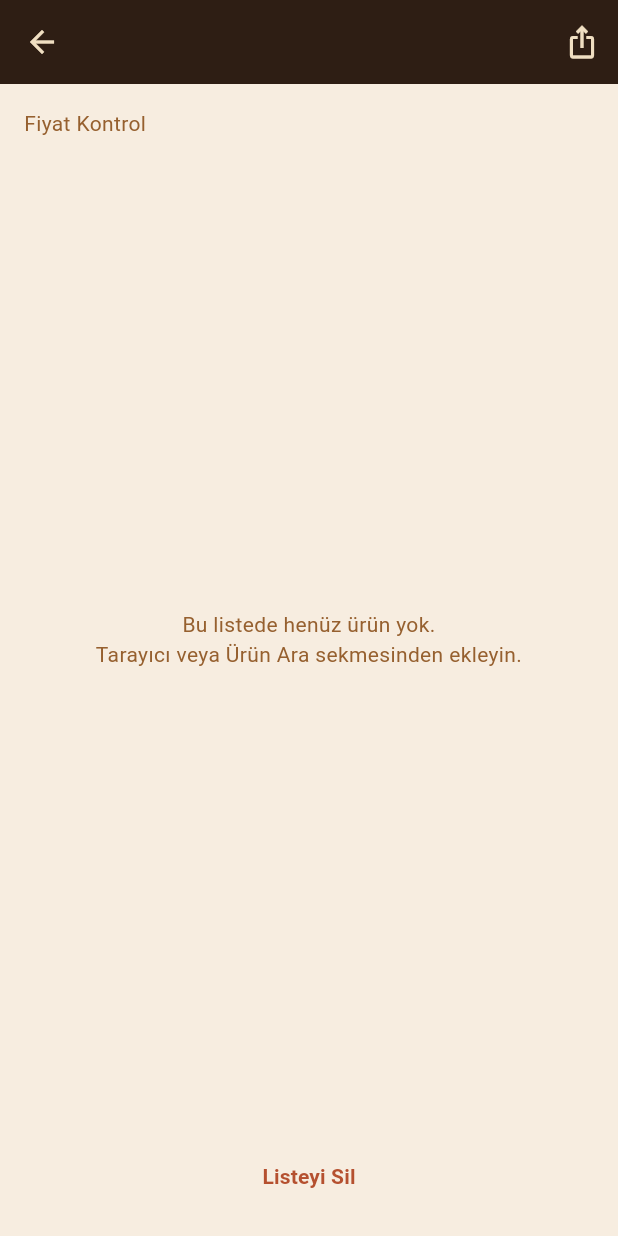
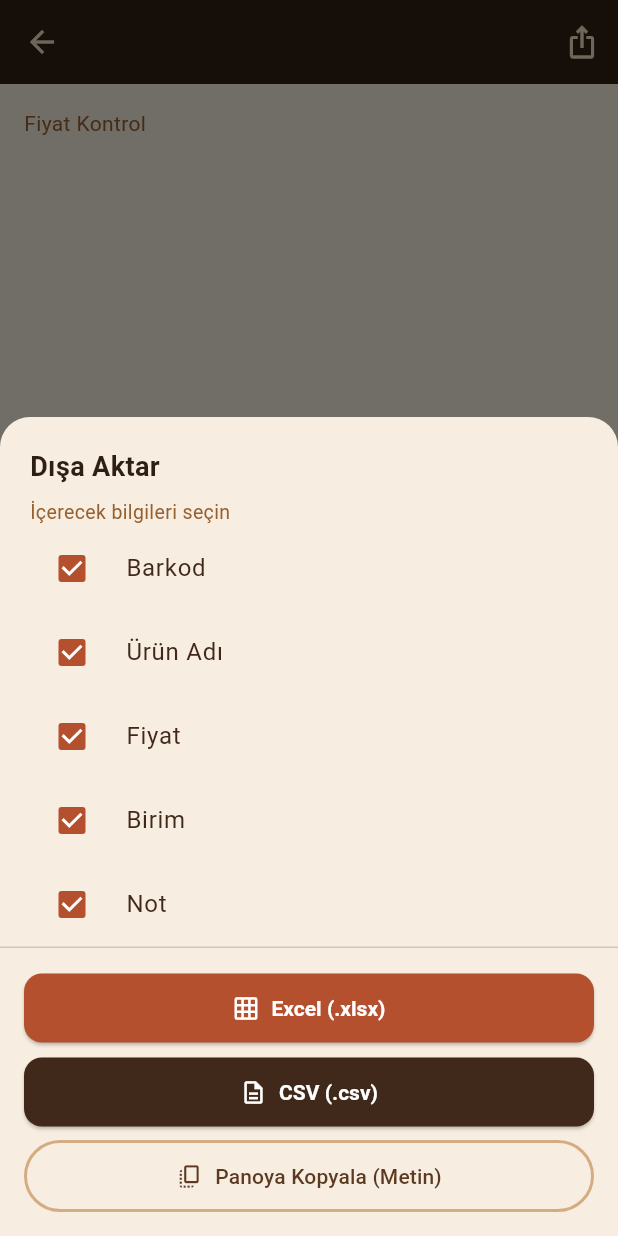
Before and after one commit to FrkanOzsoy/html-portfolio, a Flutter app: the ListDetailScreen screen opened directly with empty values, after a tap on the "ios share" icon, on a phone screen of 412 x 824 dp. Run offline on Flutter 3.47's test engine with Material 3 defaults, Android fonts, the phone set to English and light mode, and no system bars; our stand-ins replace share_plus, supabase_flutter; missing offline and left inert: excel, mobile_scanner; accounts and stored records are empty.

Commit message:
Configurable Excel/CSV/clipboard export, replacing CSV-only
Export now opens a sheet where you pick which columns to include
(base product fields + whatever fields the list type uses), then
choose Excel (.xlsx), CSV, or copy as tab-separated plain text to the
clipboard (pastes cleanly into a spreadsheet or a chat/notes app).

```diff
--- a/lib/data_repo.dart
+++ b/lib/data_repo.dart
@@ -137,44 +137,4 @@ class DataRepo {
 
   Future<void> deleteListItem(String itemId) =>
       _client.from('list_items').delete().eq('id', itemId);
-
-  /// Same shape as the old backend's /api/listelerim/[id]/csv route, built
-  /// client-side now that there's no server.
-  String buildCsv(ProductList list, List<ListItem> items) {
-    String esc(Object? v) {
-      final s = v?.toString() ?? '';
-      if (s.contains(RegExp(r'[",\n]'))) return '"${s.replaceAll('"', '""')}"';
-      return s;
-    }
-
-    final baseHeaders = ['Barkod', 'Ürün Adı', 'Fiyat', 'Birim'];
-    final List<String> extraHeaders = switch (list.type) {
-      ListKind.restock => ['Miktar'],
-      ListKind.priceChange => ['Yeni Fiyat'],
-      ListKind.priceCheck => ['Not'],
-      ListKind.custom => list.fields.map((f) => f.label).toList(),
-    };
-
-    final rows = items.map((item) {
-      final base = [
-        item.barcode,
-        item.product?.stockname ?? '',
-        item.product?.price ?? '',
-        item.product?.stockunit ?? '',
-      ];
-      final List<Object?> extra = switch (list.type) {
-        ListKind.restock => [item.quantity ?? ''],
-        ListKind.priceChange => [item.newPrice ?? ''],
-        ListKind.priceCheck => [item.note ?? ''],
-        ListKind.custom => list.fields.map((f) => item.customData[f.key] ?? '').toList(),
-      };
-      return [...base, ...extra];
-    });
-
-    final lines = [
-      [...baseHeaders, ...extraHeaders].map(esc).join(','),
-      ...rows.map((r) => r.map(esc).join(',')),
-    ];
-    return '﻿${lines.join('\r\n')}';
-  }
 }
--- /dev/null
+++ b/lib/export.dart
@@ -0,0 +1,82 @@
+import 'package:excel/excel.dart';
+import 'models.dart';
+
+/// One exportable column: a stable [key] (used to remember which columns the
+/// user picked), a Turkish [label] for the header/checkbox, and how to pull
+/// the value out of a [ListItem].
+class ExportColumn {
+  final String key;
+  final String label;
+  final String Function(ListItem item) getValue;
+
+  const ExportColumn({required this.key, required this.label, required this.getValue});
+}
+
+/// Which columns are available depends on the list type -- the same set the
+/// UI already edits per type, plus the base product columns every list has.
+List<ExportColumn> exportColumnsFor(ProductList list) {
+  final columns = <ExportColumn>[
+    ExportColumn(key: 'barcode', label: 'Barkod', getValue: (i) => i.barcode),
+    ExportColumn(key: 'name', label: 'Ürün Adı', getValue: (i) => i.product?.stockname ?? ''),
+    ExportColumn(key: 'price', label: 'Fiyat', getValue: (i) => i.product?.price?.toString() ?? ''),
+    ExportColumn(key: 'unit', label: 'Birim', getValue: (i) => i.product?.stockunit ?? ''),
+  ];
+
+  switch (list.type) {
+    case ListKind.restock:
+      columns.add(ExportColumn(key: 'quantity', label: 'Miktar', getValue: (i) => i.quantity?.toString() ?? ''));
+    case ListKind.priceChange:
+      columns.add(ExportColumn(key: 'new_price', label: 'Yeni Fiyat', getValue: (i) => i.newPrice?.toString() ?? ''));
+    case ListKind.priceCheck:
+      columns.add(ExportColumn(key: 'note', label: 'Not', getValue: (i) => i.note ?? ''));
+    case ListKind.custom:
+      for (final f in list.fields) {
+        columns.add(
+          ExportColumn(key: 'custom_${f.key}', label: f.label, getValue: (i) => i.customData[f.key]?.toString() ?? ''),
+        );
+      }
+  }
+  return columns;
+}
+
+String _csvEscape(String s) {
+  if (s.contains(RegExp(r'[",\n]'))) return '"${s.replaceAll('"', '""')}"';
+  return s;
+}
+
+String buildCsv(List<ExportColumn> columns, List<ListItem> items) {
+  final lines = [
+    columns.map((c) => _csvEscape(c.label)).join(','),
+    for (final item in items) columns.map((c) => _csvEscape(c.getValue(item))).join(','),
+  ];
+  // UTF-8 BOM so Excel opens Turkish characters correctly.
+  return '﻿${lines.join('\r\n')}';
+}
+
+/// Tab-separated -- pastes straight into a spreadsheet (Excel/Sheets split
+/// columns on tabs automatically) while still being plain, readable text
+/// when pasted into a chat app or notes.
+String buildPlainText(List<ExportColumn> columns, List<ListItem> items) {
+  final lines = [
+    columns.map((c) => c.label).join('\t'),
+    for (final item in items) columns.map((c) => c.getValue(item)).join('\t'),
+  ];
+  return lines.join('\n');
+}
+
+List<int> buildXlsxBytes(String sheetName, List<ExportColumn> columns, List<ListItem> items) {
+  final excel = Excel.createExcel();
+  final defaultSheetName = excel.getDefaultSheet();
+  final safeSheetName = sheetName.isEmpty ? 'Liste' : sheetName;
+  excel[safeSheetName];
+  if (defaultSheetName != null && defaultSheetName != safeSheetName) {
+    excel.delete(defaultSheetName);
+  }
+
+  excel.appendRow(safeSheetName, columns.map((c) => TextCellValue(c.label)).toList());
+  for (final item in items) {
+    excel.appendRow(safeSheetName, columns.map((c) => TextCellValue(c.getValue(item))).toList());
+  }
+
+  return excel.encode()!;
+}
--- a/lib/screens/list_detail_screen.dart
+++ b/lib/screens/list_detail_screen.dart
@@ -1,11 +1,8 @@
-import 'dart:convert';
-import 'dart:io';
 import 'package:flutter/material.dart';
-import 'package:path_provider/path_provider.dart';
-import 'package:share_plus/share_plus.dart';
 import '../data_repo.dart';
 import '../models.dart';
 import '../theme.dart';
+import '../widgets/export_sheet.dart';
 
 class ListDetailScreen extends StatefulWidget {
   final String listId;
@@ -59,14 +56,8 @@ class _ListDetailScreenState extends State<ListDetailScreen> {
 
   List<ListItem> _latestItems = [];
 
-  Future<void> _exportCsv() async {
-    final csv = _repo.buildCsv(_list!, _latestItems);
-    final dir = await getTemporaryDirectory();
-    final safeName = _list!.name.replaceAll(RegExp(r'[^a-z0-9ığüşöç ]', caseSensitive: false), '_');
-    final file = File('${dir.path}/$safeName.csv');
-    await file.writeAsBytes(utf8.encode(csv));
-    await SharePlus.instance.share(ShareParams(files: [XFile(file.path)], text: _list!.name));
-  }
+  Future<void> _openExportSheet() =>
+      showExportSheet(context, list: _list!, items: _latestItems);
 
   @override
   Widget build(BuildContext context) {
@@ -76,7 +67,7 @@ class _ListDetailScreenState extends State<ListDetailScreen> {
         title: Text(list?.name ?? ''),
         actions: [
           if (list != null)
-            IconButton(icon: const Icon(Icons.ios_share), tooltip: 'CSV Paylaş', onPressed: _exportCsv),
+            IconButton(icon: const Icon(Icons.ios_share), tooltip: 'Dışa Aktar', onPressed: _openExportSheet),
         ],
       ),
       body: list == null
--- /dev/null
+++ b/lib/widgets/export_sheet.dart
@@ -0,0 +1,176 @@
+import 'dart:convert';
+import 'dart:io';
+import 'package:flutter/material.dart';
+import 'package:flutter/services.dart';
+import 'package:path_provider/path_provider.dart';
+import 'package:share_plus/share_plus.dart';
+import '../export.dart';
+import '../models.dart';
+import '../theme.dart';
+
+/// Bottom sheet for exporting a list: pick which columns to include, then
+/// pick a format -- Excel file, CSV file, or a plain-text copy to clipboard
+/// (tab-separated, so it also pastes cleanly into a spreadsheet).
+Future<void> showExportSheet(
+  BuildContext context, {
+  required ProductList list,
+  required List<ListItem> items,
+}) {
+  final columns = exportColumnsFor(list);
+  return showModalBottomSheet(
+    context: context,
+    backgroundColor: Colors.transparent,
+    isScrollControlled: true,
+    builder: (_) => _ExportSheet(list: list, items: items, columns: columns),
+  );
+}
+
+class _ExportSheet extends StatefulWidget {
+  final ProductList list;
+  final List<ListItem> items;
+  final List<ExportColumn> columns;
+
+  const _ExportSheet({required this.list, required this.items, required this.columns});
+
+  @override
+  State<_ExportSheet> createState() => _ExportSheetState();
+}
+
+class _ExportSheetState extends State<_ExportSheet> {
+  late final Set<String> _selectedKeys = widget.columns.map((c) => c.key).toSet();
+  bool _busy = false;
+
+  List<ExportColumn> get _activeColumns =>
+      widget.columns.where((c) => _selectedKeys.contains(c.key)).toList();
+
+  String get _safeFileName =>
+      widget.list.name.replaceAll(RegExp(r'[^a-z0-9ığüşöç ]', caseSensitive: false), '_');
+
+  Future<void> _shareBytes(List<int> bytes, String extension, String mimeType) async {
+    setState(() => _busy = true);
+    try {
+      final dir = await getTemporaryDirectory();
+      final file = File('${dir.path}/$_safeFileName.$extension');
+      await file.writeAsBytes(bytes);
+      await SharePlus.instance.share(
+        ShareParams(files: [XFile(file.path, mimeType: mimeType)], text: widget.list.name),
+      );
+      if (mounted) Navigator.of(context).pop();
+    } finally {
+      if (mounted) setState(() => _busy = false);
+    }
+  }
+
+  Future<void> _exportCsv() async {
+    final csv = buildCsv(_activeColumns, widget.items);
+    await _shareBytes(utf8.encode(csv), 'csv', 'text/csv');
+  }
+
+  Future<void> _exportXlsx() async {
+    final bytes = buildXlsxBytes(widget.list.name, _activeColumns, widget.items);
+    await _shareBytes(
+      bytes,
+      'xlsx',
+      'application/vnd.openxmlformats-officedocument.spreadsheetml.sheet',
+    );
+  }
+
+  Future<void> _copyToClipboard() async {
+    final text = buildPlainText(_activeColumns, widget.items);
+    await Clipboard.setData(ClipboardData(text: text));
+    if (!mounted) return;
+    Navigator.of(context).pop();
+    ScaffoldMessenger.of(context).showSnackBar(
+      const SnackBar(content: Text('Panoya kopyalandı.')),
+    );
+  }
+
+  @override
+  Widget build(BuildContext context) {
+    final noColumnsSelected = _selectedKeys.isEmpty;
+    return SafeArea(
+      child: Container(
+        decoration: const BoxDecoration(
+          color: AppColors.cream,
+          borderRadius: BorderRadius.vertical(top: Radius.circular(20)),
+        ),
+        constraints: BoxConstraints(maxHeight: MediaQuery.of(context).size.height * 0.85),
+        child: Column(
+          mainAxisSize: MainAxisSize.min,
+          crossAxisAlignment: CrossAxisAlignment.start,
+          children: [
+            const Padding(
+              padding: EdgeInsets.fromLTRB(20, 20, 20, 8),
+              child: Text('Dışa Aktar', style: TextStyle(fontWeight: FontWeight.bold, fontSize: 18, color: AppColors.brown900)),
+            ),
+            const Padding(
+              padding: EdgeInsets.symmetric(horizontal: 20),
+              child: Text('İçerecek bilgileri seçin', style: TextStyle(color: AppColors.brown500, fontSize: 13)),
+            ),
+            Flexible(
+              child: ListView(
+                shrinkWrap: true,
+                padding: const EdgeInsets.symmetric(horizontal: 12),
+                children: [
+                  for (final c in widget.columns)
+                    CheckboxListTile(
+                      value: _selectedKeys.contains(c.key),
+                      title: Text(c.label, style: const TextStyle(color: AppColors.brown800)),
+                      activeColor: AppColors.terracotta,
+                      controlAffinity: ListTileControlAffinity.leading,
+                      onChanged: (checked) => setState(() {
+                        if (checked == true) {
+                          _selectedKeys.add(c.key);
+                        } else {
+                          _selectedKeys.remove(c.key);
+                        }
+                      }),
+                    ),
+                ],
+              ),
+            ),
+            const Divider(height: 1),
+            Padding(
+              padding: const EdgeInsets.all(16),
+              child: Column(
+                crossAxisAlignment: CrossAxisAlignment.stretch,
+                children: [
+                  if (noColumnsSelected)
+                    const Padding(
+                      padding: EdgeInsets.only(bottom: 8),
+                      child: Text(
+                        'En az bir bilgi seçin.',
+                        style: TextStyle(color: AppColors.terracotta, fontSize: 12),
+                      ),
+                    ),
+                  ElevatedButton.icon(
+                    onPressed: _busy || noColumnsSelected ? null : _exportXlsx,
+                    icon: const Icon(Icons.grid_on, size: 18),
+                    label: const Text('Excel (.xlsx)'),
+                  ),
+                  const SizedBox(height: 8),
+                  ElevatedButton.icon(
+                    onPressed: _busy || noColumnsSelected ? null : _exportCsv,
+                    style: ElevatedButton.styleFrom(backgroundColor: AppColors.brown800),
+                    icon: const Icon(Icons.description_outlined, size: 18),
+                    label: const Text('CSV (.csv)'),
+                  ),
+                  const SizedBox(height: 8),
+                  OutlinedButton.icon(
+                    onPressed: _busy || noColumnsSelected ? null : _copyToClipboard,
+                    style: OutlinedButton.styleFrom(
+                      side: const BorderSide(color: AppColors.brown300, width: 2),
+                      padding: const EdgeInsets.symmetric(vertical: 14),
+                    ),
+                    icon: const Icon(Icons.copy_all_outlined, size: 18, color: AppColors.brown700),
+                    label: const Text('Panoya Kopyala (Metin)', style: TextStyle(color: AppColors.brown700)),
+                  ),
+                ],
+              ),
+            ),
+          ],
+        ),
+      ),
+    );
+  }
+}
--- a/pubspec.yaml
+++ b/pubspec.yaml
@@ -38,6 +38,7 @@ dependencies:
   mobile_scanner: ^7.4.0
   share_plus: ^13.3.0
   path_provider: ^2.1.6
+  excel: ^4.0.6
 
 dev_dependencies:
   flutter_test:
```
Also changed, not shown: pubspec.lock.
